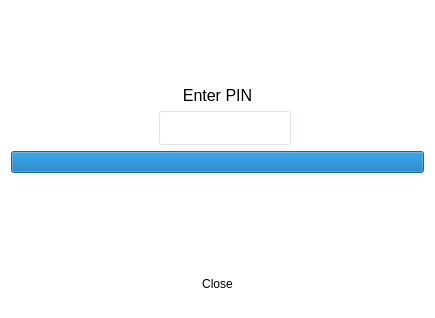
Qt form client/dialogs/Updater.ui (open-eid/DigiDoc4-Client) before a commit.
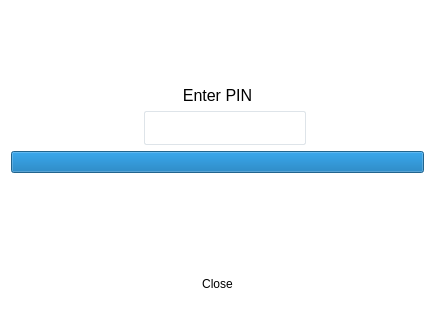
The same form after that commit.

Diff of the .ui file:
```diff
--- a/client/dialogs/Updater.ui
+++ b/client/dialogs/Updater.ui
@@ -320,6 +320,11 @@
              <height>34</height>
             </size>
            </property>
+           <property name="font">
+            <font>
+             <pointsize>11</pointsize>
+            </font>
+           </property>
            <property name="styleSheet">
             <string notr="true">padding: 0px 10px;
 border: 1px solid #DEE4E9;
```
